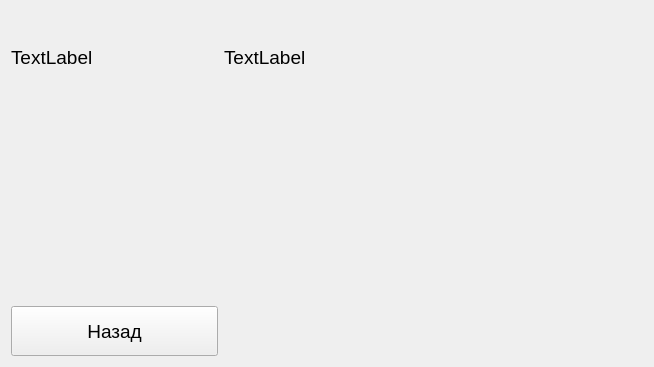
Above: QtClient/QtClimaClient/Frames/VentilationOverviewFrame.ui from ciberslavik/climacore before the change. Below: the same form after it.
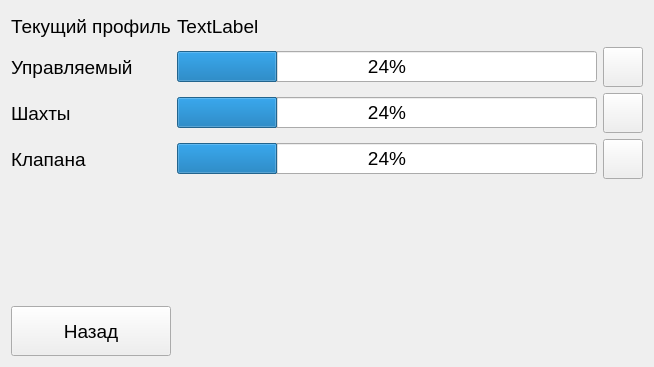
That is the form after the change. Icons and pictures are not drawn. Custom widgets are drawn as their Qt base class.

What changed in the file:
```diff
--- a/QtClient/QtClimaClient/Frames/VentilationOverviewFrame.ui
+++ b/QtClient/QtClimaClient/Frames/VentilationOverviewFrame.ui
@@ -19,24 +19,118 @@
    <string>Form</string>
   </property>
   <layout class="QGridLayout" name="gridLayout">
-   <item row="1" column="1">
+   <item row="2" column="3">
+    <widget class="QPushButton" name="pushButton_3">
+     <property name="minimumSize">
+      <size>
+       <width>40</width>
+       <height>40</height>
+      </size>
+     </property>
+     <property name="maximumSize">
+      <size>
+       <width>40</width>
+       <height>40</height>
+      </size>
+     </property>
+     <property name="text">
+      <string/>
+     </property>
+     <property name="icon">
+      <iconset resource="../Resources.qrc">
+       <normaloff>:/Images/gears.png</normaloff>:/Images/gears.png</iconset>
+     </property>
+     <property name="iconSize">
+      <size>
+       <width>32</width>
+       <height>32</height>
+      </size>
+     </property>
+    </widget>
+   </item>
+   <item row="6" column="0">
+    <widget class="QPushButton" name="pushButton">
+     <property name="minimumSize">
+      <size>
+       <width>0</width>
+       <height>50</height>
+      </size>
+     </property>
+     <property name="maximumSize">
+      <size>
+       <width>16777215</width>
+       <height>50</height>
+      </size>
+     </property>
+     <property name="text">
+      <string>Назад</string>
+     </property>
+     <property name="icon">
+      <iconset resource="../Resources.qrc">
+       <normaloff>:/Images/icons8-u-turn-to-left-50.png</normaloff>:/Images/icons8-u-turn-to-left-50.png</iconset>
+     </property>
+     <property name="iconSize">
+      <size>
+       <width>42</width>
+       <height>42</height>
+      </size>
+     </property>
+    </widget>
+   </item>
+   <item row="4" column="1">
     <layout class="QHBoxLayout" name="horizontalLayout_2">
      <item>
-      <widget class="FanWidget" name="wFan1_10" native="true"/>
+      <widget class="FanWidget" name="wFan1_10" native="true">
+       <property name="minimumSize">
+        <size>
+         <width>70</width>
+         <height>0</height>
+        </size>
+       </property>
+      </widget>
      </item>
      <item>
-      <widget class="FanWidget" name="wFan1_9" native="true"/>
+      <widget class="FanWidget" name="wFan1_9" native="true">
+       <property name="minimumSize">
+        <size>
+         <width>70</width>
+         <height>0</height>
+        </size>
+       </property>
+      </widget>
      </item>
     </layout>
    </item>
-   <item row="0" column="0">
-    <widget class="QLabel" name="label">
+   <item row="1" column="3">
+    <widget class="QPushButton" name="pushButton_2">
+     <property name="minimumSize">
+      <size>
+       <width>40</width>
+       <height>40</height>
+      </size>
+     </property>
+     <property name="maximumSize">
+      <size>
+       <width>40</width>
+       <height>40</height>
+      </size>
+     </property>
      <property name="text">
-      <string>TextLabel</string>
+      <string/>
+     </property>
+     <property name="icon">
+      <iconset resource="../Resources.qrc">
+       <normaloff>:/Images/gears.png</normaloff>:/Images/gears.png</iconset>
+     </property>
+     <property name="iconSize">
+      <size>
+       <width>32</width>
+       <height>32</height>
+      </size>
      </property>
     </widget>
    </item>
-   <item row="2" column="0" colspan="3">
+   <item row="5" column="0" colspan="4">
     <layout class="QHBoxLayout" name="horizontalLayout">
      <item>
       <widget class="FanWidget" name="wFan1_6" native="true"/>
@@ -64,6 +158,33 @@
      </item>
     </layout>
    </item>
+   <item row="0" column="0">
+    <widget class="QLabel" name="label">
+     <property name="maximumSize">
+      <size>
+       <width>16777215</width>
+       <height>30</height>
+      </size>
+     </property>
+     <property name="text">
+      <string>Текущий профиль</string>
+     </property>
+    </widget>
+   </item>
+   <item row="1" column="0">
+    <widget class="QLabel" name="label_3">
+     <property name="text">
+      <string>Управляемый</string>
+     </property>
+    </widget>
+   </item>
+   <item row="2" column="0">
+    <widget class="QLabel" name="label_4">
+     <property name="text">
+      <string>Шахты</string>
+     </property>
+    </widget>
+   </item>
    <item row="0" column="1">
     <widget class="QLabel" name="label_2">
      <property name="text">
@@ -72,21 +193,62 @@
     </widget>
    </item>
    <item row="3" column="0">
-    <widget class="QPushButton" name="pushButton">
+    <widget class="QLabel" name="label_5">
+     <property name="text">
+      <string>Клапана</string>
+     </property>
+    </widget>
+   </item>
+   <item row="4" column="2">
+    <spacer name="horizontalSpacer">
+     <property name="orientation">
+      <enum>Qt::Horizontal</enum>
+     </property>
+     <property name="sizeHint" stdset="0">
+      <size>
+       <width>40</width>
+       <height>20</height>
+      </size>
+     </property>
+    </spacer>
+   </item>
+   <item row="3" column="1" colspan="2">
+    <widget class="QProgressBar" name="progressBar_3">
+     <property name="value">
+      <number>24</number>
+     </property>
+    </widget>
+   </item>
+   <item row="2" column="1" colspan="2">
+    <widget class="QProgressBar" name="progressBar_2">
+     <property name="value">
+      <number>24</number>
+     </property>
+    </widget>
+   </item>
+   <item row="1" column="1" colspan="2">
+    <widget class="QProgressBar" name="progressBar">
+     <property name="value">
+      <number>24</number>
+     </property>
+    </widget>
+   </item>
+   <item row="3" column="3">
+    <widget class="QPushButton" name="pushButton_4">
      <property name="minimumSize">
       <size>
-       <width>0</width>
-       <height>50</height>
+       <width>40</width>
+       <height>40</height>
       </size>
      </property>
      <property name="maximumSize">
       <size>
-       <width>16777215</width>
-       <height>50</height>
+       <width>40</width>
+       <height>40</height>
       </size>
      </property>
      <property name="text">
-      <string>Назад</string>
+      <string/>
      </property>
      <property name="icon">
       <iconset resource="../Resources.qrc">
@@ -94,8 +256,8 @@
      </property>
      <property name="iconSize">
       <size>
-       <width>42</width>
-       <height>42</height>
+       <width>32</width>
+       <height>32</height>
       </size>
      </property>
     </widget>
```
Left out of the diff: 2 changed lines with no effect on the pictures.
